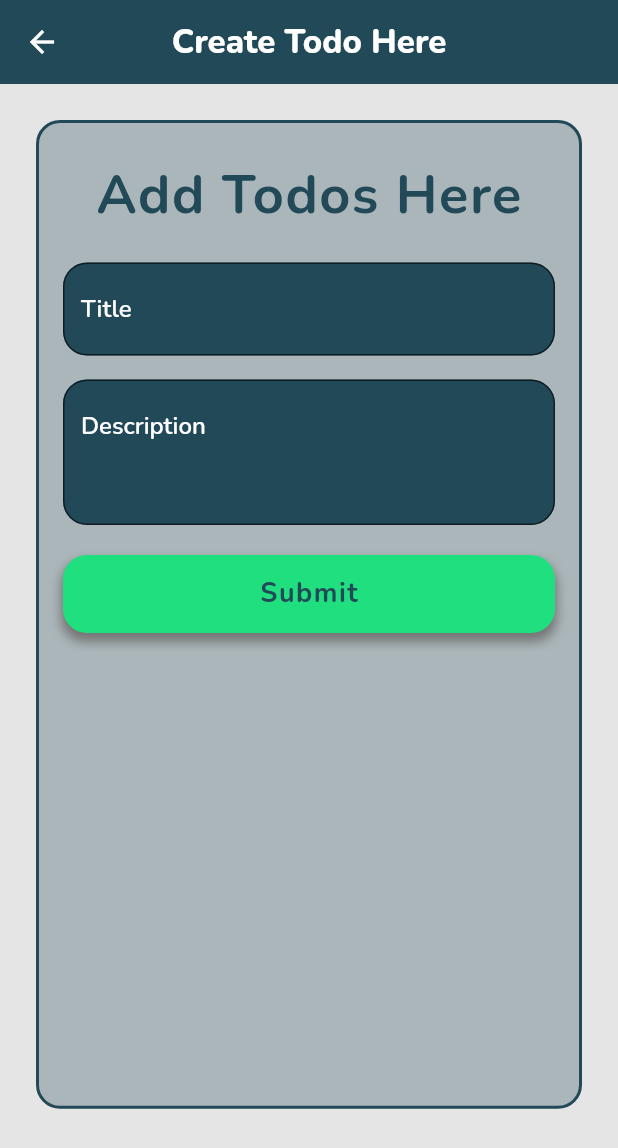
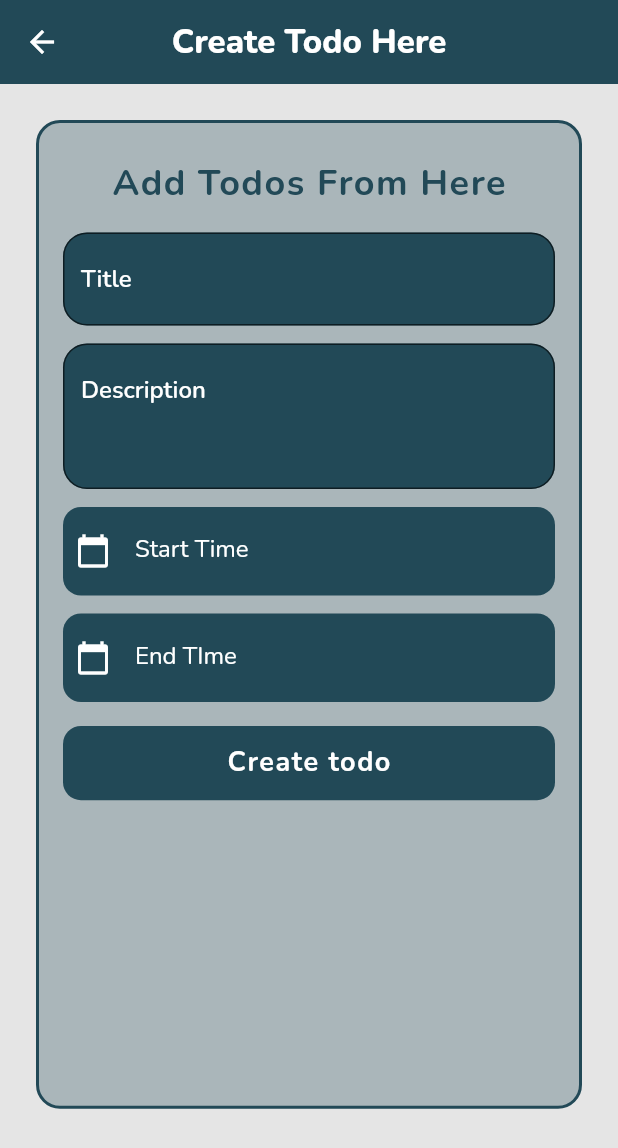
Before and after one commit to Anikbadsha/TODO, a Flutter app: the screen it shows after launch, after a tap on "add todo", on a phone screen of 412 x 824 dp. Shown: the top 1148 px of the screen. Run offline on Flutter 3.47's test engine with Material 2 defaults, Android fonts, the phone set to English and light mode, and no system bars; our stand-ins replace google_fonts.

Commit message:
Custom Date Picker

```diff
--- a/todo_app/lib/component/customButton.dart
+++ b/todo_app/lib/component/customButton.dart
@@ -1,2 +1,32 @@
-import 'package:flutter/cupertino.dart';
 import 'package:flutter/material.dart';
+import 'package:todo_app/component/customFont.dart';
+import 'package:todo_app/component/cutomColors.dart';
+
+class customButton extends StatelessWidget {
+  customButton(this.buttonColor, this.borderRadius, this.buttonText,
+      {super.key});
+
+  Color? buttonColor;
+  String? buttonText;
+  double borderRadius;
+
+  @override
+  Widget build(BuildContext context) {
+    return SizedBox(
+      height: MediaQuery.of(context).size.height * 0.06,
+      width: double.infinity,
+      child: ElevatedButton(
+        style: ElevatedButton.styleFrom(
+            shadowColor: Colors.transparent,
+            backgroundColor: CustomColor.primaryColor,
+            shape: RoundedRectangleBorder(
+                borderRadius: BorderRadius.circular(12))),
+        onPressed: () {},
+        child: Text(
+          "$buttonText",
+          style: myFont(18, 0, 1, CustomColor.wColor, FontWeight.w700),
+        ),
+      ),
+    );
+  }
+}
--- /dev/null
+++ b/todo_app/lib/component/customDatePicker.dart
@@ -0,0 +1,74 @@
+import 'package:flutter/material.dart';
+import 'package:intl/intl.dart';
+import 'package:todo_app/component/customFont.dart';
+import 'package:todo_app/component/cutomColors.dart';
+
+class CustomDatePicker extends StatefulWidget {
+  CustomDatePicker(this.labelText, {super.key});
+  String? labelText;
+
+  @override
+  State<CustomDatePicker> createState() => _CustomDatePickerState();
+}
+
+class _CustomDatePickerState extends State<CustomDatePicker> {
+  TextEditingController dateinput = TextEditingController();
+
+  @override
+  void initState() {
+    dateinput.text = ""; //set the initial value of text field
+    super.initState();
+  }
+
+  @override
+  Widget build(BuildContext context) {
+    return Container(
+        padding: EdgeInsets.symmetric(horizontal: 8),
+        width: double.infinity,
+        decoration: BoxDecoration(
+            borderRadius: BorderRadius.circular(12),
+            color: CustomColor.primaryColor),
+        child: Center(
+            child: TextField(
+          controller: dateinput, //editing controller of this TextField
+          enabled: true,
+          decoration: InputDecoration(
+            border: InputBorder.none,
+            focusColor: CustomColor.wColor,
+            icon: Icon(
+              Icons.calendar_today,
+              color: CustomColor.wColor,
+            ), //icon of text field
+            labelText: widget.labelText, //label text of field
+            labelStyle: myFont(16, 1, 0, CustomColor.wColor, FontWeight.normal),
+          ),
+          readOnly: true, //set it true, so that user will not able to edit text
+          style: TextStyle(color: CustomColor.wColor),
+          onTap: () async {
+            DateTime? pickedDate = await showDatePicker(
+                context: context,
+                initialDate: DateTime.now(),
+                firstDate: DateTime(
+                    2000), //DateTime.now() - not to allow to choose before today.
+                lastDate: DateTime(2101));
+
+            if (pickedDate != null) {
+              print(
+                  pickedDate); //pickedDate output format => 2021-03-10 00:00:00.000
+              String formattedDate =
+                  DateFormat('yyyy-MM-dd').format(pickedDate);
+              print(
+                  formattedDate); //formatted date output using intl package =>  2021-03-16
+              //you can implement different kind of Date Format here according to your requirement
+
+              setState(() {
+                dateinput.text =
+                    formattedDate; //set output date to TextField value.
+              });
+            } else {
+              print("Date is not selected");
+            }
+          },
+        )));
+  }
+}
--- a/todo_app/lib/main.dart
+++ b/todo_app/lib/main.dart
@@ -1,4 +1,6 @@
 import 'package:flutter/material.dart';
+import 'package:todo_app/component/customButton.dart';
+import 'package:todo_app/component/customDatePicker.dart';
 import 'package:todo_app/screen/homepage.dart';
 
 void main() {
--- a/todo_app/lib/screen/addTodoPage.dart
+++ b/todo_app/lib/screen/addTodoPage.dart
@@ -1,6 +1,8 @@
 import 'package:flutter/material.dart';
 import 'package:flutter/src/widgets/framework.dart';
 import 'package:flutter/src/widgets/placeholder.dart';
+import 'package:todo_app/component/customButton.dart';
+import 'package:todo_app/component/customDatePicker.dart';
 import 'package:todo_app/component/customFont.dart';
 import 'package:todo_app/component/cutomColors.dart';
 
@@ -54,12 +56,12 @@ class _AddTodopageState extends State<AddTodopage> {
               crossAxisAlignment: CrossAxisAlignment.center,
               children: [
                 Text(
-                  "Add Todos Here",
+                  "Add Todos From Here",
                   style: myFont(
-                      36, 0, 1, CustomColor.primaryColor, FontWeight.bold),
+                      24, 0, 1, CustomColor.primaryColor, FontWeight.bold),
                 ),
                 SizedBox(
-                  height: 20,
+                  height: 16,
                 ),
                 Form(
                     key: formkey,
@@ -78,7 +80,7 @@ class _AddTodopageState extends State<AddTodopage> {
                           style: TextStyle(color: CustomColor.wColor),
                         ),
                         SizedBox(
-                          height: 16,
+                          height: 12,
                         ),
                         TextFormField(
                           minLines: 3,
@@ -94,33 +96,24 @@ class _AddTodopageState extends State<AddTodopage> {
                               fillColor: CustomColor.primaryColor),
                           style: TextStyle(color: CustomColor.wColor),
                         ),
+                        SizedBox(
+                          height: 12,
+                        ),
+                        CustomDatePicker("Start Time"),
+                        SizedBox(
+                          height: 12,
+                        ),
+                        CustomDatePicker("End TIme"),
                       ],
                     )),
                 SizedBox(
-                  height: 20,
+                  height: 16,
                 ),
-                Container(
-                  height: 52,
-                  decoration: BoxDecoration(
-                      boxShadow: [
-                        BoxShadow(
-                          color: Colors.grey.shade600,
-                          spreadRadius: 1,
-                          blurRadius: 5,
-                          offset: Offset(0, 5),
-                        ),
-                      ],
-                      borderRadius: BorderRadius.circular(16),
-                      color: CustomColor.secondryColor),
-                  width: double.infinity,
-                  child: TextButton(
-                      onPressed: () {},
-                      child: Text(
-                        "Submit",
-                        style: myFont(18, 0, 1, CustomColor.primaryColor,
-                            FontWeight.w700),
-                      )),
-                )
+                customButton(
+                  CustomColor.primaryColor,
+                  12,
+                  "Create todo",
+                ),
               ],
             ),
           ),
--- a/todo_app/lib/screen/homepage.dart
+++ b/todo_app/lib/screen/homepage.dart
@@ -1,4 +1,5 @@
 import 'package:flutter/material.dart';
+import 'package:todo_app/component/customButton.dart';
 import 'package:todo_app/component/customFont.dart';
 import 'package:todo_app/component/cutomColors.dart';
 import 'package:todo_app/screen/addTodoPage.dart';
@@ -30,13 +31,10 @@ class _HomePageState extends State<HomePage> {
             style: myFont(22, 0, 0, CustomColor.wColor, FontWeight.w800),
           ),
         ),
-      body: Container(
-        height: double.infinity,
-        width: double.infinity,
-        padding: EdgeInsets.symmetric(horizontal: 16, vertical: 16),
-        child: Center(child: Text("TODO LIST")),
-      ),
-    );
+        body: Center(
+            child: Text(
+          "Todo List",
+        )));
   }
 
   void navigateToAddPage() {
--- a/todo_app/pubspec.yaml
+++ b/todo_app/pubspec.yaml
@@ -36,6 +36,7 @@ dependencies:
   # Use with the CupertinoIcons class for iOS style icons.
   cupertino_icons: ^1.0.2
   google_fonts: ^4.0.4
+  intl: ^0.17.0
 
 dev_dependencies:
   flutter_test:
```
Also changed, not shown: todo_app/pubspec.lock. Lines whose indentation alone changed are shown as unchanged.
